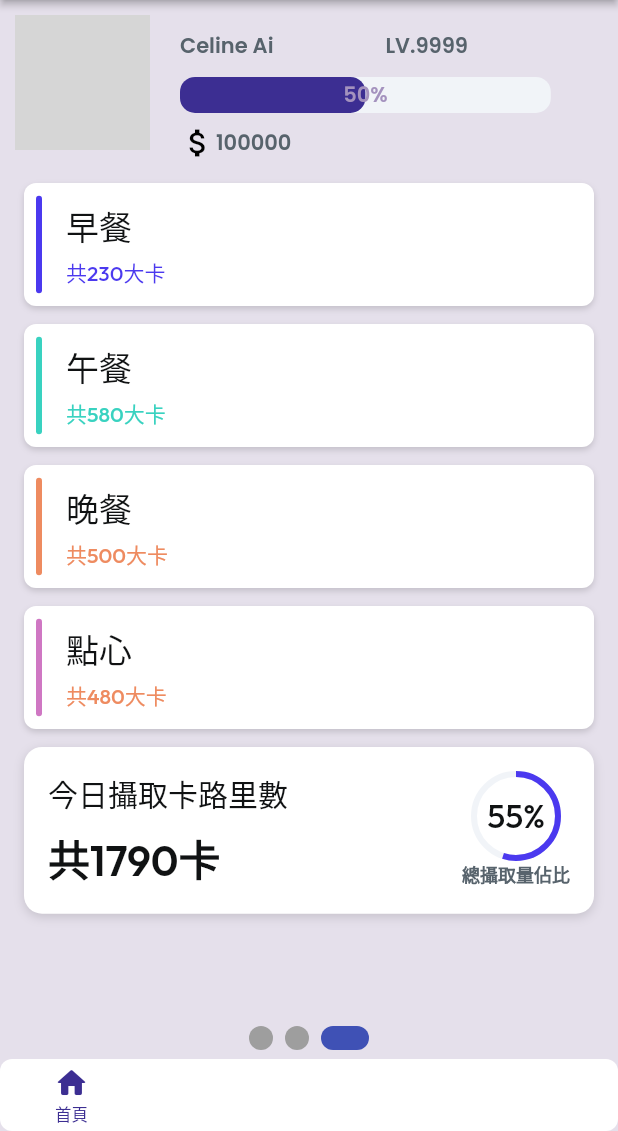
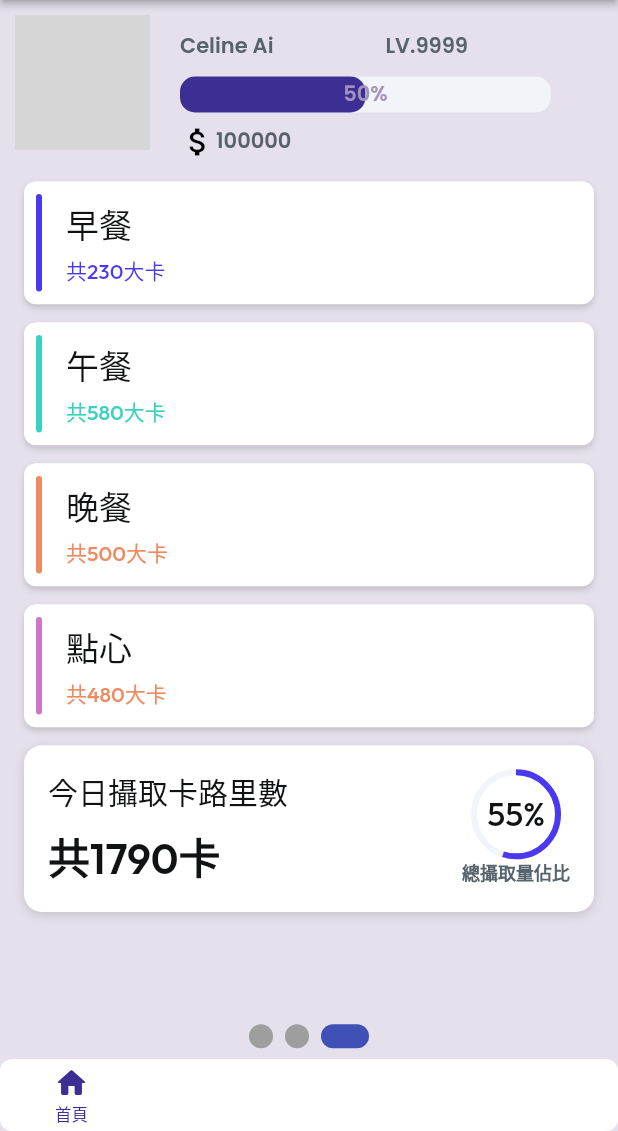
Before and after one commit to CelineAiii/test, a Flutter app: the screen it shows after launch, swiped to page 3, on a phone screen of 412 x 824 dp, the part 105-1236 px from its top. Run offline on Flutter 3.47's test engine with Material 2 defaults, Android fonts, the phone set to English and light mode, and no system bars; drawn by our look-alikes of auto_size_text, floating_bottom_navigation_bar, flutter_animate, percent_indicator, smooth_page_indicator; our stand-ins replace flutter_rating_bar, font_awesome_flutter, from_css_color, go_router, google_fonts, page_transition and 2 more; missing offline and left inert: json_path; network calls fail; grey boxes are pictures that could not be loaded.

Commit message:
Updating to latest FlutterFlow output.

```diff
--- a/lib/home_page/home_page_widget.dart
+++ b/lib/home_page/home_page_widget.dart
@@ -234,8 +234,8 @@ class _HomePageWidgetState extends State<HomePageWidget>
                               ),
                               Expanded(
                                 child: Container(
-                                  width: 308.0,
-                                  height: 100.0,
+                                  height:
+                                      MediaQuery.of(context).size.height * 0.12,
                                   decoration: BoxDecoration(),
                                   child: Column(
                                     mainAxisSize: MainAxisSize.max,
```
